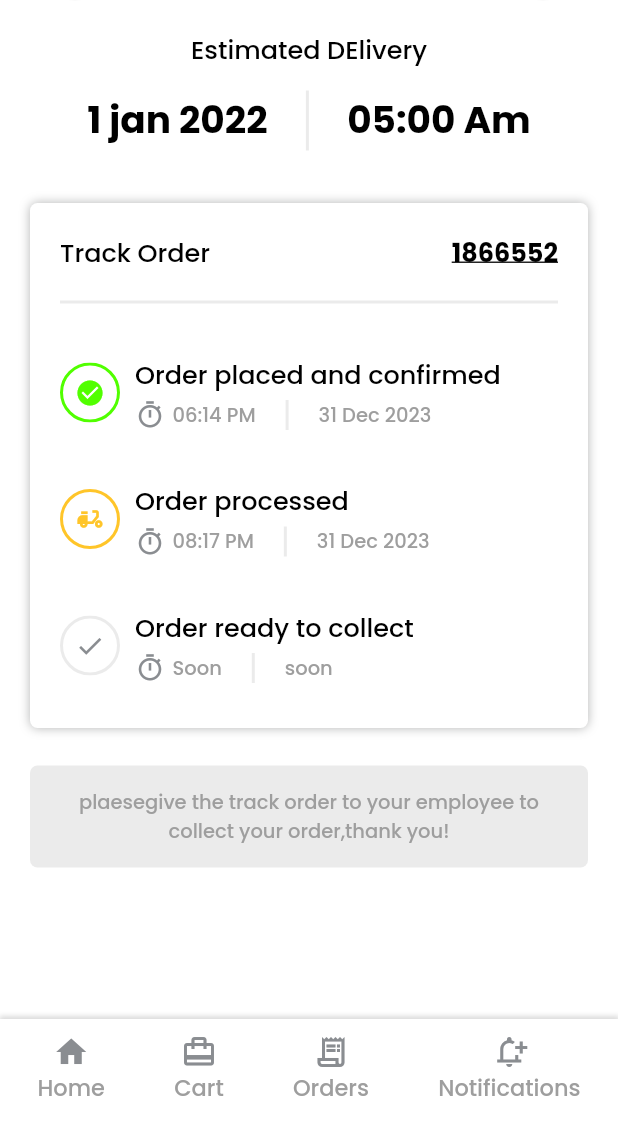
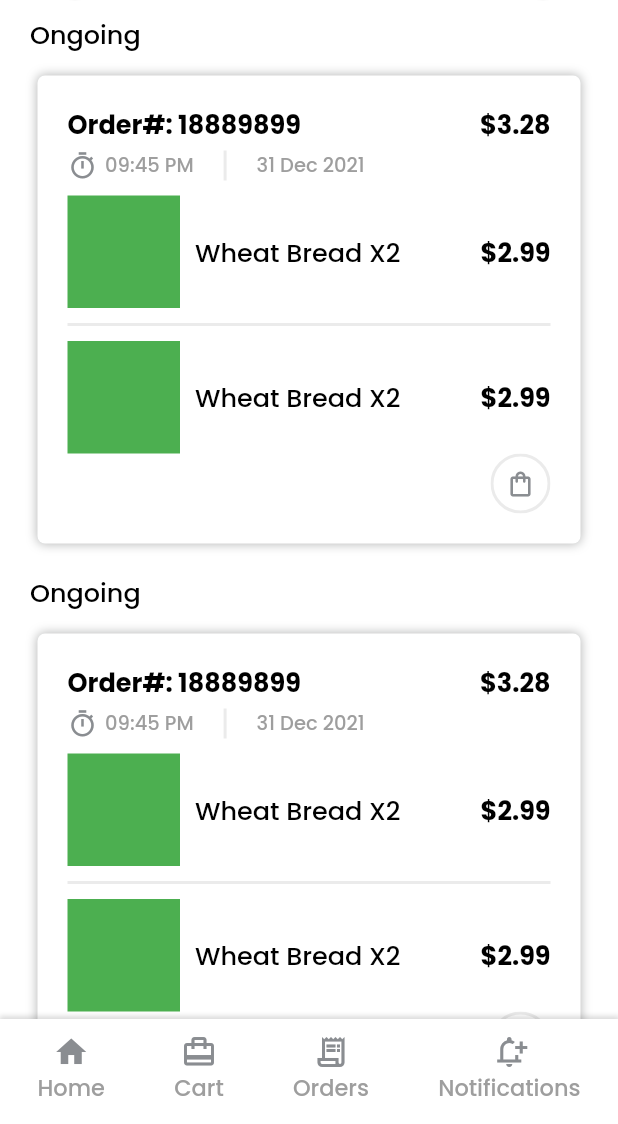
Before and after one commit to HamiiidAsgarian/flutter-honeysal-app, a Flutter app: the screen it shows after launch, on a phone screen of 412 x 824 dp, the part 112-1236 px from its top. Run offline on Flutter 3.47's test engine with Material 2 defaults, Android fonts, the phone set to English and light mode, and no system bars; our stand-ins replace mask_text_input_formatter.

Commit message:
add orders screen

```diff
--- a/lib/main.dart
+++ b/lib/main.dart
@@ -1,5 +1,4 @@
-import 'package:bakery/view/screens/checkout_screen.dart';
-import 'package:bakery/view/screens/pickup_screen.dart';
+import 'package:bakery/view/screens/orders_screen.dart';
 import 'package:flutter/gestures.dart';
 import 'package:flutter/material.dart';
 
@@ -20,7 +19,7 @@ class MyApp extends StatelessWidget {
         scrollBehavior: MyScrollBehavior(),
         theme: ThemeData(
             fontFamily: "Poppins", scaffoldBackgroundColor: Colors.white),
-        home: const PickupScreen());
+        home: const OrderScreen());
   }
 }
 
--- /dev/null
+++ b/lib/view/screens/orders_screen.dart
@@ -0,0 +1,131 @@
+import 'package:bakery/consts.dart';
+import 'package:bakery/view/widgets/my_rounded_button.dart';
+import 'package:flutter/material.dart';
+
+import '../widgets/app_bar.dart';
+import '../widgets/nav_bar.dart';
+import '../widgets/time_and_date.dart';
+
+class OrderScreen extends StatelessWidget {
+  const OrderScreen({super.key});
+
+  @override
+  Widget build(BuildContext context) {
+    return Scaffold(
+      appBar: const CustomAppbar(),
+      bottomNavigationBar: const MyNav(),
+      body: ListView.builder(
+          padding: const EdgeInsets.symmetric(
+              horizontal: AppConst.appHorizontalPadding, vertical: 10),
+          itemCount: 5,
+          itemBuilder: (context, index) => const Padding(
+              padding: EdgeInsets.only(bottom: 20), child: OrderCard())),
+    );
+  }
+}
+
+class OrderCard extends StatelessWidget {
+  // final String orderNumber;
+  // final String price;
+  // final List
+  const OrderCard({
+    Key? key,
+  }) : super(key: key);
+
+  @override
+  Widget build(BuildContext context) {
+    return Column(
+      children: [
+        Row(
+          mainAxisAlignment: MainAxisAlignment.start,
+          children: const [
+            Text("Ongoing", style: AppConst.normalDescriptionStyle)
+          ],
+        ),
+        const SizedBox(height: 15),
+        Container(
+            //For the shadow to appear
+            margin: const EdgeInsets.symmetric(horizontal: 5),
+            padding: const EdgeInsets.all(20),
+            decoration: BoxDecoration(
+                borderRadius: BorderRadius.circular(5),
+                color: AppConst.mainWhite,
+                boxShadow: const [
+                  BoxShadow(blurRadius: 5, color: AppConst.mainGrey)
+                ]),
+            child: Column(
+              children: [
+                Row(
+                  mainAxisAlignment: MainAxisAlignment.spaceBetween,
+                  children: const [
+                    Text("Order#: 18889899", style: AppConst.sectionTitleStyle),
+                    Text("\$${3.28}", style: AppConst.sectionTitleStyle)
+                  ],
+                ),
+                const SizedBox(height: 5),
+                const TimeAndDate(time: "09:45 PM", date: "31 Dec 2021"),
+                const SizedBox(height: 10),
+                Column(
+                    // itemCount: 5,
+                    children: List.generate(2, (index) {
+                  return Column(
+                    children: [
+                      index == 0
+                          ? const SizedBox()
+                          : Container(
+                              width: double.infinity,
+                              margin: const EdgeInsets.symmetric(vertical: 10),
+                              child: const Divider(
+                                thickness: 2,
+                                height: 2,
+                                color: AppConst.borderGrey,
+                              )),
+                      const OrderFactorItem()
+                    ],
+                  );
+                })),
+                Row(
+                  mainAxisAlignment: MainAxisAlignment.end,
+                  children: [
+                    MyRoundButton(
+                        selectionStatus: true,
+                        type: CutomRoundedButtonType.pusher,
+                        icon: Icons.shopping_bag_outlined,
+                        onTap: (isSelected) {})
+                  ],
+                )
+              ],
+            ))
+      ],
+    );
+  }
+}
+
+class OrderFactorItem extends StatelessWidget {
+  const OrderFactorItem({
+    Key? key,
+  }) : super(key: key);
+
+  @override
+  Widget build(BuildContext context) {
+    return Row(
+      mainAxisAlignment: MainAxisAlignment.spaceBetween,
+      children: [
+        Row(
+          children: [
+            Container(
+              width: 75,
+              height: 75,
+              color: Colors.green,
+            ),
+            const SizedBox(
+              width: 10,
+            ),
+            const Text("Wheat Bread X2", style: AppConst.normalDescriptionStyle)
+          ],
+        ),
+        const Text("\$${2.99}", style: AppConst.sectionTitleStyle)
+      ],
+    );
+  }
+}
--- a/lib/view/screens/pickup_screen.dart
+++ b/lib/view/screens/pickup_screen.dart
@@ -3,6 +3,8 @@ import 'package:bakery/view/widgets/app_bar.dart';
 import 'package:bakery/view/widgets/my_rounded_button.dart';
 import 'package:bakery/view/widgets/nav_bar.dart';
 import 'package:flutter/material.dart';
+
+import '../widgets/time_and_date.dart';
 
 class PickupScreen extends StatelessWidget {
   const PickupScreen({super.key});
@@ -157,35 +159,7 @@ class OrderStage extends StatelessWidget {
             children: [
               Text(title, style: AppConst.normalDescriptionStyle),
               const SizedBox(height: 5),
-              Row(
-                children: [
-                  Container(
-                    // color: Colors.red,
-                    child: Row(
-                      // mainAxisAlignment: MainAxisAlignment.spaceBetween,
-                      children: [
-                        const Icon(
-                          Icons.timer_outlined,
-                          color: AppConst.iconGrey,
-                          size: 20,
-                        ),
-                        const SizedBox(width: 5),
-                        Text(time, style: AppConst.smallTextStyle)
-                      ],
-                    ),
-                  ),
-                  // SizedBox(height: 5),
-                  Container(
-                      padding: const EdgeInsets.symmetric(horizontal: 20),
-                      height: 20,
-                      child: const VerticalDivider(
-                        thickness: 2,
-                        width: 2,
-                        color: AppConst.borderGrey,
-                      )),
-                  Text(date, style: AppConst.smallTextStyle)
-                ],
-              )
+              TimeAndDate(time: time, date: date)
             ],
           ),
         )
--- /dev/null
+++ b/lib/view/widgets/time_and_date.dart
@@ -0,0 +1,48 @@
+import 'package:flutter/material.dart';
+
+import '../../consts.dart';
+
+class TimeAndDate extends StatelessWidget {
+  const TimeAndDate({
+    Key? key,
+    required this.time,
+    required this.date,
+  }) : super(key: key);
+
+  final String time;
+  final String date;
+
+  @override
+  Widget build(BuildContext context) {
+    return Row(
+      mainAxisAlignment: MainAxisAlignment.start,
+      children: [
+        Container(
+          // color: Colors.red,
+          child: Row(
+            // mainAxisAlignment: MainAxisAlignment.spaceBetween,
+            children: [
+              const Icon(
+                Icons.timer_outlined,
+                color: AppConst.iconGrey,
+                size: 20,
+              ),
+              const SizedBox(width: 5),
+              Text(time, style: AppConst.smallTextStyle)
+            ],
+          ),
+        ),
+        // SizedBox(height: 5),
+        Container(
+            padding: const EdgeInsets.symmetric(horizontal: 20),
+            height: 20,
+            child: const VerticalDivider(
+              thickness: 2,
+              width: 2,
+              color: AppConst.borderGrey,
+            )),
+        Text(date, style: AppConst.smallTextStyle)
+      ],
+    );
+  }
+}
```
